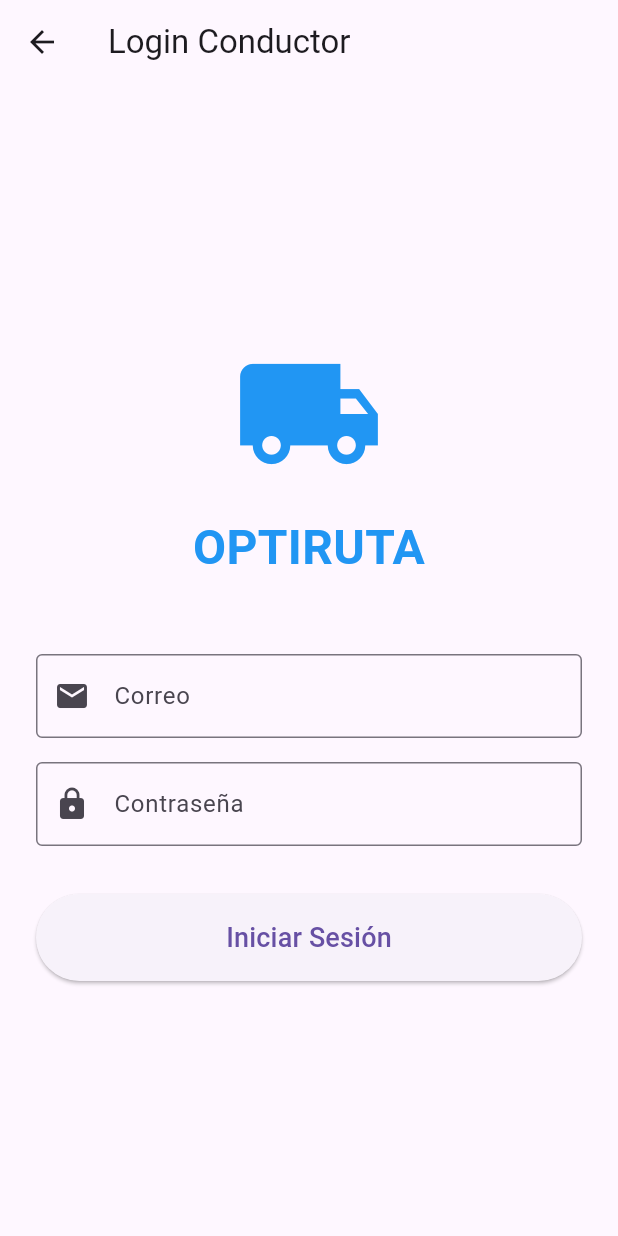
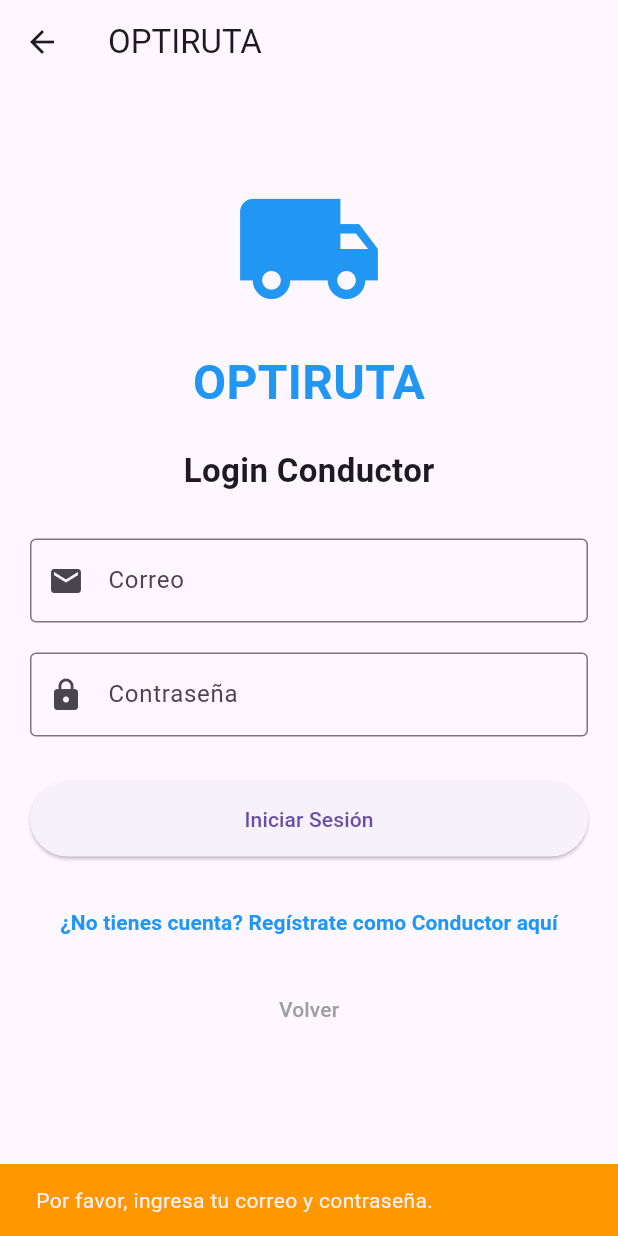
Before and after one commit to L-S16/OPTIRUTAFINAL, a Flutter app: the LoginConductorScreen screen opened directly, after a tap on "Iniciar Sesión", on a phone screen of 412 x 824 dp. Run offline on Flutter 3.47's test engine with Material 3 defaults, Android fonts, the phone set to English and light mode, and no system bars; our stand-ins replace cloud_firestore, firebase_auth, firebase_core; accounts and stored records are empty.

Commit message:
feat: corregir carga al asignar y agregar registro de conductores desde login

```diff
--- a/lib/screens/conductor/login_conductor_screen.dart
+++ b/lib/screens/conductor/login_conductor_screen.dart
@@ -1,21 +1,111 @@
 import 'package:flutter/material.dart';
+import 'package:firebase_auth/firebase_auth.dart';
+import 'conductor_dashboard.dart';
+import 'registrar_conductor_screen.dart';
 
-class LoginConductorScreen extends StatelessWidget {
+class LoginConductorScreen extends StatefulWidget {
   const LoginConductorScreen({super.key});
+
+  @override
+  State<LoginConductorScreen> createState() => _LoginConductorScreenState();
+}
+
+class _LoginConductorScreenState extends State<LoginConductorScreen> {
+  final TextEditingController _emailController = TextEditingController();
+  final TextEditingController _passwordController = TextEditingController();
+  bool _isLoading = false;
+
+  @override
+  void dispose() {
+    _emailController.dispose();
+    _passwordController.dispose();
+    super.dispose();
+  }
+
+  Future<void> _iniciarSesion() async {
+    final email = _emailController.text.trim();
+    final password = _passwordController.text.trim();
+
+    if (email.isEmpty || password.isEmpty) {
+      ScaffoldMessenger.of(context).showSnackBar(
+        const SnackBar(
+          content: Text('Por favor, ingresa tu correo y contraseña.'),
+          backgroundColor: Colors.orange,
+        ),
+      );
+      return;
+    }
+
+    setState(() {
+      _isLoading = true;
+    });
+
+    try {
+      await FirebaseAuth.instance.signInWithEmailAndPassword(
+        email: email,
+        password: password,
+      );
+
+      if (mounted) {
+        Navigator.pushReplacement(
+          context,
+          MaterialPageRoute(
+            builder: (context) => const ConductorDashboard(),
+          ),
+        );
+      }
+    } on FirebaseAuthException catch (e) {
+      String mensajeError = 'Ocurrió un error al iniciar sesión.';
+
+      if (e.code == 'user-not-found' || e.code == 'wrong-password' || e.code == 'invalid-credential') {
+        mensajeError = 'Correo o contraseña incorrectos.';
+      } else if (e.code == 'invalid-email') {
+        mensajeError = 'El formato del correo es inválido.';
+      } else if (e.code == 'user-disabled') {
+        mensajeError = 'Este usuario ha sido deshabilitado.';
+      } else if (e.code == 'network-request-failed') {
+        mensajeError = 'Error de conexión. Verifica tu internet.';
+      }
+
+      if (mounted) {
+        ScaffoldMessenger.of(context).showSnackBar(
+          SnackBar(
+            content: Text(mensajeError),
+            backgroundColor: Colors.red,
+          ),
+        );
+      }
+    } catch (e) {
+      if (mounted) {
+        ScaffoldMessenger.of(context).showSnackBar(
+          SnackBar(
+            content: Text('Error inesperado: $e'),
+            backgroundColor: Colors.red,
+          ),
+        );
+      }
+    } finally {
+      if (mounted) {
+        setState(() {
+          _isLoading = false;
+        });
+      }
+    }
+  }
 
   @override
   Widget build(BuildContext context) {
     return Scaffold(
       appBar: AppBar(
-        title: const Text('Login Conductor'),
+        title: const Text('OPTIRUTA'),
       ),
-      body: Center(
+      body: Padding(
+        padding: const EdgeInsets.all(20),
         child: SingleChildScrollView(
-          padding: const EdgeInsets.all(24.0),
           child: Column(
             mainAxisAlignment: MainAxisAlignment.center,
-            crossAxisAlignment: CrossAxisAlignment.stretch,
             children: [
+              const SizedBox(height: 40),
               // Logo OPTIRUTA
               const Icon(
                 Icons.local_shipping,
@@ -32,41 +122,81 @@ class LoginConductorScreen extends StatelessWidget {
                   color: Colors.blue,
                 ),
               ),
-              const SizedBox(height: 48),
-
-              // Campo Correo
-              TextFormField(
+              const SizedBox(height: 20),
+              const Text(
+                'Login Conductor',
+                style: TextStyle(
+                  fontSize: 22,
+                  fontWeight: FontWeight.bold,
+                ),
+              ),
+              const SizedBox(height: 30),
+              TextField(
+                controller: _emailController,
                 keyboardType: TextInputType.emailAddress,
+                enabled: !_isLoading,
                 decoration: const InputDecoration(
                   labelText: 'Correo',
                   border: OutlineInputBorder(),
                   prefixIcon: Icon(Icons.email),
                 ),
               ),
-              const SizedBox(height: 16),
-
-              // Campo Contraseña
-              TextFormField(
+              const SizedBox(height: 20),
+              TextField(
+                controller: _passwordController,
                 obscureText: true,
+                enabled: !_isLoading,
                 decoration: const InputDecoration(
                   labelText: 'Contraseña',
                   border: OutlineInputBorder(),
                   prefixIcon: Icon(Icons.lock),
                 ),
               ),
-              const SizedBox(height: 32),
-
-              // Botón Iniciar Sesión
-              ElevatedButton(
-                onPressed: () {
-                  // Acción de inicio de sesión
-                },
-                style: ElevatedButton.styleFrom(
-                  padding: const EdgeInsets.symmetric(vertical: 16),
+              const SizedBox(height: 30),
+              SizedBox(
+                width: double.infinity,
+                height: 50,
+                child: ElevatedButton(
+                  onPressed: _isLoading ? null : _iniciarSesion,
+                  child: _isLoading
+                      ? const SizedBox(
+                          height: 20,
+                          width: 20,
+                          child: CircularProgressIndicator(
+                            strokeWidth: 2,
+                            color: Colors.white,
+                          ),
+                        )
+                      : const Text('Iniciar Sesión'),
                 ),
+              ),
+              const SizedBox(height: 20),
+              TextButton(
+                onPressed: _isLoading
+                    ? null
+                    : () {
+                        Navigator.push(
+                          context,
+                          MaterialPageRoute(
+                            builder: (context) => const RegistrarConductorScreen(),
+                          ),
+                        );
+                      },
                 child: const Text(
-                  'Iniciar Sesión',
-                  style: TextStyle(fontSize: 18),
+                  '¿No tienes cuenta? Regístrate como Conductor aquí',
+                  style: TextStyle(color: Colors.blue, fontWeight: FontWeight.bold),
+                ),
+              ),
+              const SizedBox(height: 10),
+              TextButton(
+                onPressed: _isLoading
+                    ? null
+                    : () {
+                        Navigator.pop(context);
+                      },
+                child: const Text(
+                  'Volver',
+                  style: TextStyle(color: Colors.grey),
                 ),
               ),
             ],
```
Also changed, not shown: lib/screens/bodega/asignar_conductor_screen.dart (+25 -28 lines), lib/screens/conductor/conductor_dashboard.dart (+22 -0 lines), lib/screens/conductor/registrar_conductor_screen.dart (added, +389 -0 lines).
